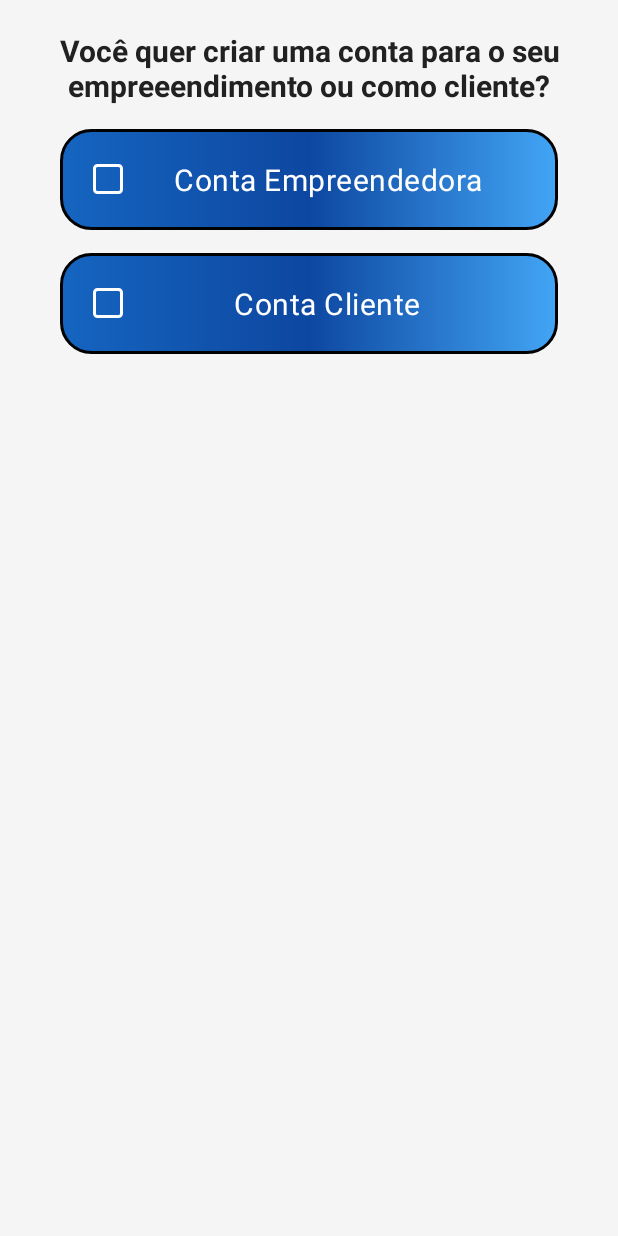
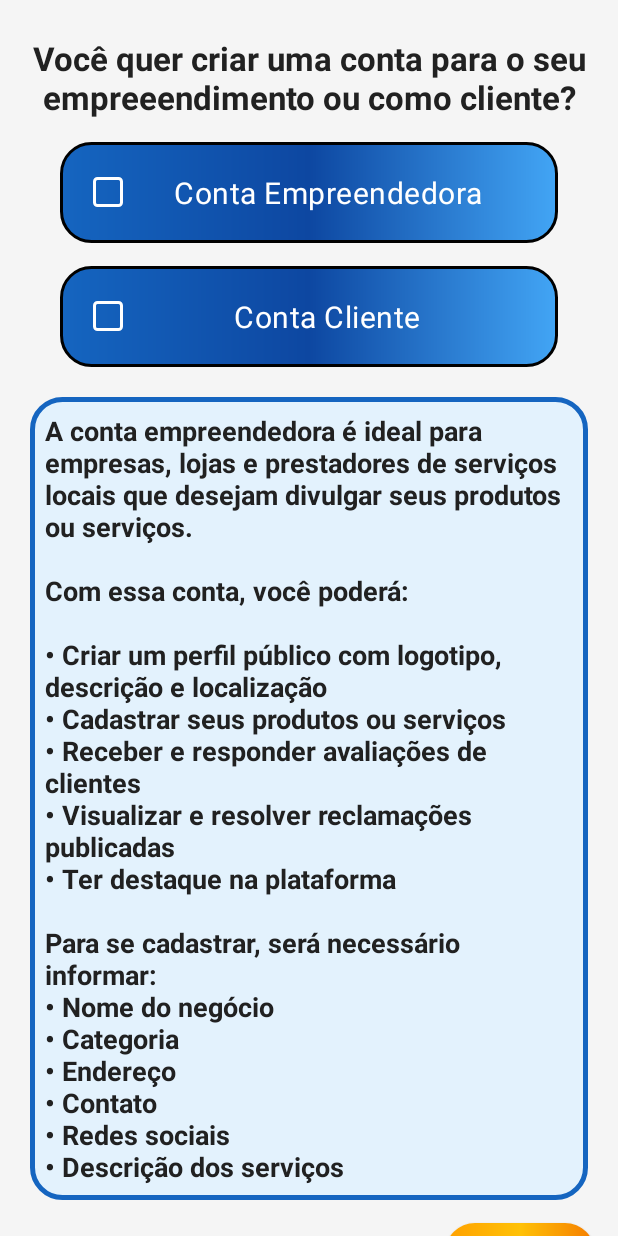
Before and after one commit to JoaoCarlos1908/App_Negocios, an Android app: the FormTipoConta screen opened directly, with no data from a screen before it, on a phone screen of 412 x 824 dp. Run offline under Robolectric (Android 15) with nearby library versions, the phone set to English and light mode, and no system bars.

Commit message:
designer pagina de seleção tipo de conta finalizado, sem funcionalidades

```diff
--- a/app/src/main/res/drawable/conteiner_components.xml
+++ /dev/null
@@ -1,7 +0,0 @@
-<?xml version="1.0" encoding="utf-8"?>
-<shape xmlns:android="http://schemas.android.com/apk/res/android">
-
-    <!--<solid android:color="@color/white"/>-->
-    <corners android:radius="20dp"/>
-
-</shape>
--- /dev/null
+++ b/app/src/main/res/drawable/conteiner_desc.xml
@@ -0,0 +1,9 @@
+<?xml version="1.0" encoding="utf-8"?>
+<shape xmlns:android="http://schemas.android.com/apk/res/android">
+    <solid android:color="#E3F2FD"/>
+    <corners android:radius="20dp"/>
+    <stroke android:color="@color/black" android:width="2dp"/>
+    <stroke
+        android:width="3dp"
+        android:color="@color/primaryBlue" />
+</shape>
--- a/app/src/main/res/layout/activity_form_tipo_conta.xml
+++ b/app/src/main/res/layout/activity_form_tipo_conta.xml
@@ -1,4 +1,11 @@
 <?xml version="1.0" encoding="utf-8"?>
+
+<androidx.core.widget.NestedScrollView
+    android:layout_width="match_parent"
+    android:layout_height="match_parent"
+    android:fillViewport="true"
+    xmlns:android="http://schemas.android.com/apk/res/android">
+
 <androidx.constraintlayout.widget.ConstraintLayout xmlns:android="http://schemas.android.com/apk/res/android"
     xmlns:app="http://schemas.android.com/apk/res-auto"
     xmlns:tools="http://schemas.android.com/tools"
@@ -14,9 +21,9 @@
         android:layout_height="wrap_content"
         android:text="@string/titulo_tipo_conta"
         android:gravity="center"
-        android:layout_marginTop="20dp"
-        android:layout_marginBottom="30dp"
-        android:textSize="20sp"
+        android:layout_marginTop="24dp"
+        android:layout_marginBottom="16dp"
+        android:textSize="22sp"
         android:textColor="@color/dark_gray"
         android:textStyle="bold"
         app:layout_constraintTop_toTopOf="parent"
@@ -25,7 +32,7 @@
         />
 
     <CheckBox
-        android:id="@+id/cb_conta_empreendedora"
+        android:id="@+id/cb_empreendedora"
         style="@style/edit_text"
         android:button="@null"
         android:drawableStart="@drawable/checkbox"
@@ -38,7 +45,7 @@
         app:layout_constraintTop_toBottomOf="@id/text_tela_cadastro"/>
 
     <CheckBox
-        android:id="@+id/cb_conta_cliente"
+        android:id="@+id/cb_cliente"
         style="@style/edit_text"
         android:button="@null"
         android:drawableStart="@drawable/checkbox"
@@ -48,6 +55,38 @@
         android:textSize="20sp"
         app:layout_constraintEnd_toEndOf="parent"
         app:layout_constraintStart_toStartOf="parent"
-        app:layout_constraintTop_toBottomOf="@id/cb_conta_empreendedora"/>
+        app:layout_constraintTop_toBottomOf="@id/cb_empreendedora"/>
+
+    <androidx.constraintlayout.widget.ConstraintLayout
+        android:id="@+id/conteiner_desc"
+        style="@style/conteiner_desc"
+        app:layout_constraintStart_toStartOf="parent"
+        app:layout_constraintEnd_toEndOf="parent"
+        app:layout_constraintTop_toBottomOf="@+id/cb_cliente">
+
+        <TextView
+            android:id="@+id/text_descricao_conta"
+            android:layout_width="0dp"
+            android:layout_height="wrap_content"
+            android:layout_margin="10dp"
+            android:text="@string/descricao_conta_empreendedora"
+            android:textSize="18sp"
+            android:textColor="#212121"
+            android:textStyle="bold"
+            app:layout_constraintTop_toTopOf="parent"
+            app:layout_constraintBottom_toBottomOf="parent"
+            app:layout_constraintStart_toStartOf="parent"
+            app:layout_constraintEnd_toEndOf="parent"/>
+
+    </androidx.constraintlayout.widget.ConstraintLayout>
+
+    <androidx.appcompat.widget.AppCompatButton
+        android:id="@+id/bt_seguir"
+        style="@style/smallButton"
+        android:text="Seguir >>"
+        app:layout_constraintEnd_toEndOf="parent"
+        app:layout_constraintTop_toBottomOf="@+id/conteiner_desc"
+        />
 
 </androidx.constraintlayout.widget.ConstraintLayout>
+</androidx.core.widget.NestedScrollView>
--- a/app/src/main/res/values/strings.xml
+++ b/app/src/main/res/values/strings.xml
@@ -13,4 +13,20 @@
     <string name="titulo_tipo_conta">Você quer criar uma conta para o seu empreeendimento ou como cliente?</string>
     <string name="ct_empre">Conta Empreendedora</string>
     <string name="ct_clie">Conta Cliente</string>
+    <string name="descricao_conta_empreendedora">A conta empreendedora é ideal para empresas, lojas e prestadores de serviços locais que desejam divulgar seus produtos ou serviços.
+                                                \n\nCom essa conta, você poderá:
+
+                                                \n\n• Criar um perfil público com logotipo, descrição e localização
+                                                \n• Cadastrar seus produtos ou serviços
+                                                \n• Receber e responder avaliações de clientes
+                                                \n• Visualizar e resolver reclamações publicadas
+                                                \n• Ter destaque na plataforma
+
+                                                \n\nPara se cadastrar, será necessário informar:
+                                                \n• Nome do negócio
+                                                \n• Categoria
+                                                \n• Endereço
+                                                \n• Contato
+                                                \n• Redes sociais
+                                                \n• Descrição dos serviços</string>
 </resources>
--- a/app/src/main/res/values/styles.xml
+++ b/app/src/main/res/values/styles.xml
@@ -3,8 +3,8 @@
     <style name="ConteinerComponents">
         <item name="android:layout_width">match_parent</item>
         <item name="android:layout_height">300dp</item>
-        <item name="android:background">@drawable/conteiner_components</item>
         <item name="android:layout_margin">20dp</item>
+        <item name="android:radius">20dp</item>
     </style>
 
     <style name="edit_text">
@@ -41,4 +41,23 @@
         <item name="android:textStyle">bold</item>
         <item name="android:textAllCaps">false</item>
     </style>
+
+    <style name="conteiner_desc">
+        <item name="android:layout_width">match_parent</item>
+        <item name="android:layout_height">wrap_content</item>
+        <item name="android:background">@drawable/conteiner_desc</item>
+        <item name="android:layout_margin">20dp</item>
+        <item name="android:layout_marginTop">8dp</item>
+    </style>
+
+    <style name="smallButton">
+        <item name="android:layout_width">100dp</item>
+        <item name="android:layout_height">50dp</item>
+        <item name="android:layout_margin">15dp</item>
+        <item name="android:background">@drawable/button</item>
+        <item name="android:textColor">@color/white</item>
+        <item name="android:textSize">16sp</item>
+        <item name="android:textStyle">bold</item>
+        <item name="android:textAllCaps">false</item>
+    </style>
 </resources>
```
